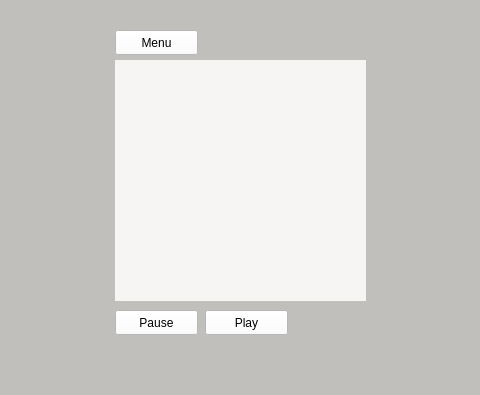
First picture: the form in COMP3004_Project_Team11/mainwindow.ui, repository SaeidEl-Saadi/COMP3004-Team-11, before the edit; both pictures show x 415 to 895 and y 200 to 595 of the 1310 by 800 pixel window.
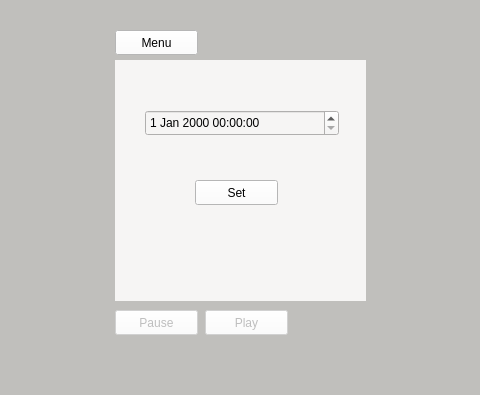
Second picture: the form after the edit.

Diff of the .ui file:
```diff
--- a/COMP3004_Project_Team11/mainwindow.ui
+++ b/COMP3004_Project_Team11/mainwindow.ui
@@ -42,6 +42,57 @@
       <string notr="true">background-color: rgb(246, 245, 244);
 </string>
      </property>
+     <widget class="QPushButton" name="pushButton">
+      <property name="geometry">
+       <rect>
+        <x>40</x>
+        <y>50</y>
+        <width>171</width>
+        <height>25</height>
+       </rect>
+      </property>
+      <property name="styleSheet">
+       <string notr="true">font: 10pt &quot;DejaVu Sans Mono&quot;;
+background-color: rgb(255, 255, 255);</string>
+      </property>
+      <property name="text">
+       <string>Start New Session</string>
+      </property>
+     </widget>
+     <widget class="QPushButton" name="pushButton_2">
+      <property name="geometry">
+       <rect>
+        <x>40</x>
+        <y>100</y>
+        <width>171</width>
+        <height>25</height>
+       </rect>
+      </property>
+      <property name="styleSheet">
+       <string notr="true">font: 10pt &quot;DejaVu Sans Mono&quot;;
+background-color: rgb(255, 255, 255);</string>
+      </property>
+      <property name="text">
+       <string>View Session History</string>
+      </property>
+     </widget>
+     <widget class="QPushButton" name="pushButton_3">
+      <property name="geometry">
+       <rect>
+        <x>40</x>
+        <y>150</y>
+        <width>171</width>
+        <height>25</height>
+       </rect>
+      </property>
+      <property name="styleSheet">
+       <string notr="true">font: 10pt &quot;DejaVu Sans Mono&quot;;
+background-color: rgb(255, 255, 255);</string>
+      </property>
+      <property name="text">
+       <string>Set Date and Time</string>
+      </property>
+     </widget>
     </widget>
     <widget class="QPushButton" name="menu">
      <property name="enabled">
@@ -79,6 +130,9 @@
      </property>
     </widget>
     <widget class="QPushButton" name="pause">
+     <property name="enabled">
+      <bool>false</bool>
+     </property>
      <property name="geometry">
       <rect>
        <x>180</x>
@@ -96,6 +150,9 @@
      </property>
     </widget>
     <widget class="QPushButton" name="play">
+     <property name="enabled">
+      <bool>false</bool>
+     </property>
      <property name="geometry">
       <rect>
        <x>270</x>
@@ -253,6 +310,131 @@
 &lt;p style=&quot; margin-top:0px; margin-bottom:0px; margin-left:0px; margin-right:0px; -qt-block-indent:0; text-indent:0px;&quot;&gt;100%&lt;/p&gt;&lt;/body&gt;&lt;/html&gt;</string>
      </property>
     </widget>
+    <widget class="QWidget" name="sessionMenu" native="true">
+     <property name="geometry">
+      <rect>
+       <x>180</x>
+       <y>170</y>
+       <width>251</width>
+       <height>241</height>
+      </rect>
+     </property>
+     <property name="styleSheet">
+      <string notr="true">background-color: rgb(246, 245, 244);
+</string>
+     </property>
+     <widget class="QLabel" name="sessionTimer">
+      <property name="geometry">
+       <rect>
+        <x>80</x>
+        <y>50</y>
+        <width>101</width>
+        <height>51</height>
+       </rect>
+      </property>
+      <property name="styleSheet">
+       <string notr="true">font: 30pt &quot;DejaVu Sans Mono&quot;;</string>
+      </property>
+      <property name="text">
+       <string>0:00</string>
+      </property>
+     </widget>
+     <widget class="QProgressBar" name="progressBar">
+      <property name="geometry">
+       <rect>
+        <x>60</x>
+        <y>140</y>
+        <width>141</width>
+        <height>23</height>
+       </rect>
+      </property>
+      <property name="font">
+       <font>
+        <family>DejaVu Sans Mono</family>
+       </font>
+      </property>
+      <property name="value">
+       <number>0</number>
+      </property>
+     </widget>
+    </widget>
+    <widget class="QWidget" name="sessionHistoryMenu" native="true">
+     <property name="geometry">
+      <rect>
+       <x>180</x>
+       <y>170</y>
+       <width>251</width>
+       <height>241</height>
+      </rect>
+     </property>
+     <property name="styleSheet">
+      <string notr="true">background-color: rgb(246, 245, 244);
+</string>
+     </property>
+     <widget class="QTextEdit" name="sessionLogs">
+      <property name="geometry">
+       <rect>
+        <x>20</x>
+        <y>20</y>
+        <width>211</width>
+        <height>201</height>
+       </rect>
+      </property>
+      <property name="styleSheet">
+       <string notr="true">font: 10pt &quot;DejaVu Sans Mono&quot;;</string>
+      </property>
+      <property name="frameShape">
+       <enum>QFrame::Box</enum>
+      </property>
+      <property name="frameShadow">
+       <enum>QFrame::Plain</enum>
+      </property>
+     </widget>
+    </widget>
+    <widget class="QWidget" name="setDateTimeMenu" native="true">
+     <property name="geometry">
+      <rect>
+       <x>180</x>
+       <y>170</y>
+       <width>251</width>
+       <height>241</height>
+      </rect>
+     </property>
+     <property name="styleSheet">
+      <string notr="true">background-color: rgb(246, 245, 244);
+</string>
+     </property>
+     <widget class="QDateTimeEdit" name="DateTime">
+      <property name="geometry">
+       <rect>
+        <x>30</x>
+        <y>50</y>
+        <width>194</width>
+        <height>26</height>
+       </rect>
+      </property>
+      <property name="styleSheet">
+       <string notr="true">font: 10pt &quot;DejaVu Sans Mono&quot;;</string>
+      </property>
+     </widget>
+     <widget class="QPushButton" name="setDateTime">
+      <property name="geometry">
+       <rect>
+        <x>80</x>
+        <y>120</y>
+        <width>83</width>
+        <height>25</height>
+       </rect>
+      </property>
+      <property name="styleSheet">
+       <string notr="true">font: 10pt &quot;DejaVu Sans Mono&quot;;
+background-color: rgb(255, 255, 255);</string>
+      </property>
+      <property name="text">
+       <string>Set</string>
+      </property>
+     </widget>
+    </widget>
    </widget>
    <widget class="QTextEdit" name="eventLog">
     <property name="geometry">
```
